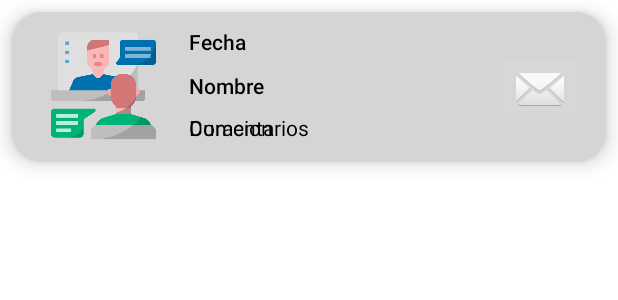
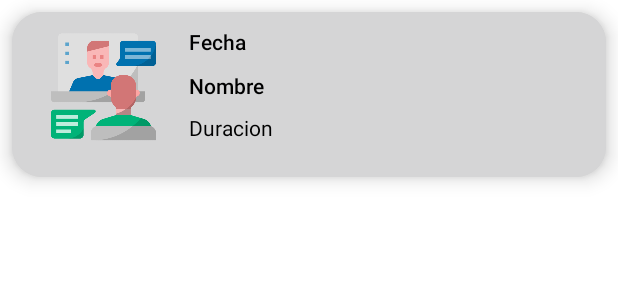
Before and after one commit to engregablesORT/proyecto-final, an Android app: the layout item_calendariohr_estado.xml on its own in the app's theme, with its tools: preview values and no code run, on a phone screen of 412 x 824 dp. Shown: the top 300 px of the screen. Run offline under Robolectric (Android 15) with nearby library versions, the light colour scheme and no system bars.

Commit message:
Edit condiciones y estilos Calendario

```diff
--- a/app/src/main/res/layout/item_calendariohr_estado.xml
+++ b/app/src/main/res/layout/item_calendariohr_estado.xml
@@ -4,7 +4,7 @@
     xmlns:tools="http://schemas.android.com/tools"
     android:id="@+id/item_calendariohr_pendiente"
     android:layout_width="match_parent"
-    android:layout_height="100dp"
+    android:layout_height="110dp"
     android:layout_margin="8dp"
     app:cardBackgroundColor="#D5D5D6"
     app:cardCornerRadius="20dp"
@@ -64,17 +64,18 @@
             android:layout_marginTop="8dp"
             android:text="Duracion"
             android:textColor="#000000"
+            android:visibility="visible"
             app:layout_constraintStart_toEndOf="@+id/img_item_hor"
             app:layout_constraintTop_toBottomOf="@+id/calendarhr_nombreDev" />
 
         <TextView
             android:id="@+id/calendarhr_comentarios"
-            android:layout_width="0dp"
-            android:layout_height="20dp"
+            android:layout_width="205dp"
+            android:layout_height="33dp"
             android:layout_marginStart="12dp"
-            android:layout_marginTop="8dp"
             android:text="Comentarios"
             android:textColor="#000000"
+            android:visibility="invisible"
             app:layout_constraintStart_toEndOf="@+id/img_item_hor"
             app:layout_constraintTop_toBottomOf="@+id/calendarhr_nombreDev" />
 
@@ -84,7 +85,7 @@
             android:layout_height="wrap_content"
             android:layout_marginTop="25dp"
             android:layout_marginEnd="16dp"
-            android:visibility="visible"
+            android:visibility="invisible"
             app:layout_constraintEnd_toEndOf="parent"
             app:layout_constraintTop_toTopOf="parent"
             app:srcCompat="@android:drawable/ic_dialog_email" />
```
Also changed, not shown: app/src/main/java/com/example/hrit_app/adapters/HREntrevistaEstadoAdapter.kt (+3 -6 lines).
